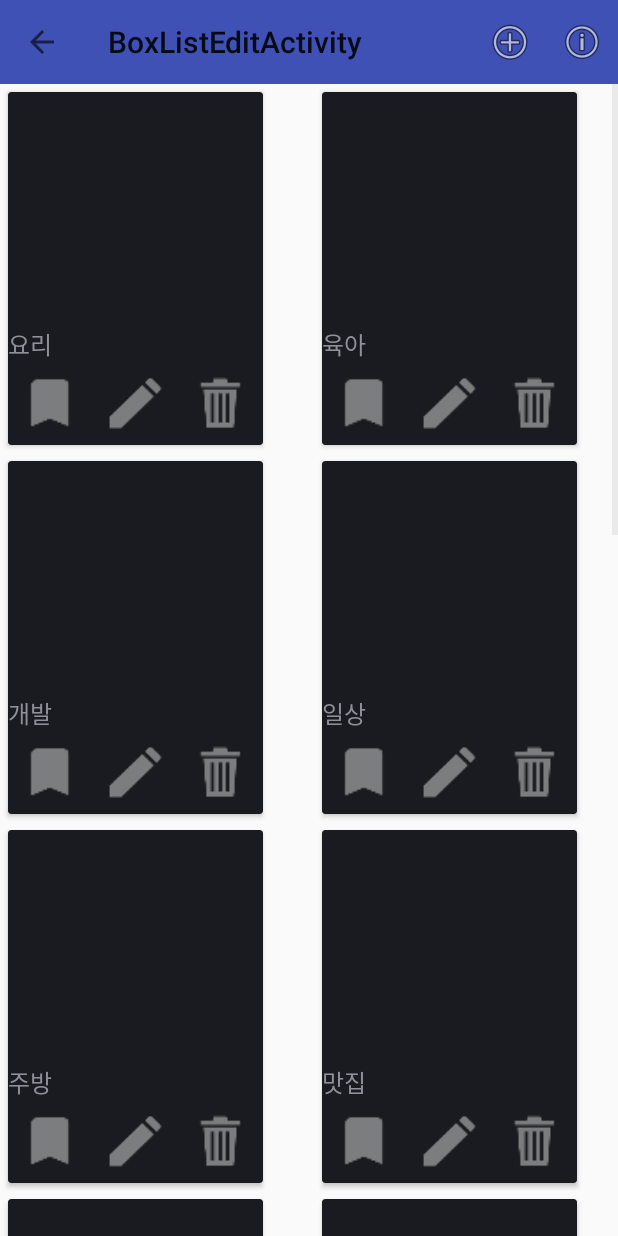
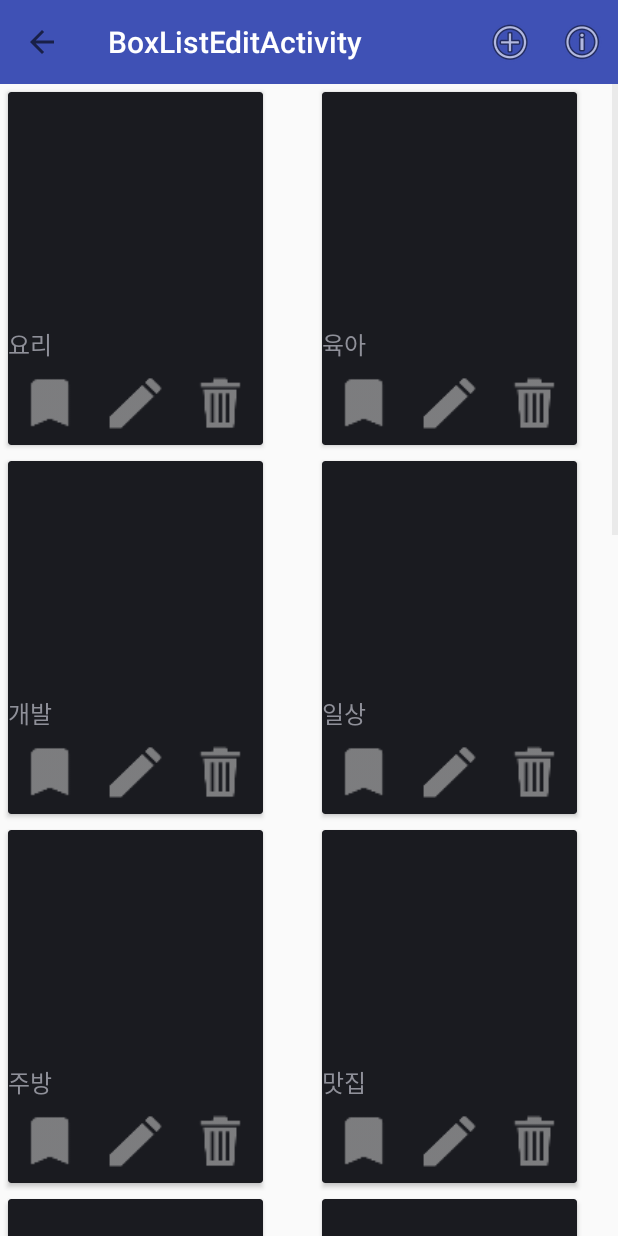
Before and after one commit to Ailrun/LINKBOX, an Android app: the BoxListEditActivity screen opened directly, with no data from a screen before it, on a phone screen of 412 x 824 dp. Run offline under Robolectric (Android 15) with nearby library versions, the phone set to English and light mode, and no system bars; libraries missing offline, so code that uses them is left out: com.facebook.

Commit message:
tool_bar_layout#2

```diff
--- a/app/src/main/java/org/sopt/linkbox/activity/accountPage/LoginActivity.java
+++ b/app/src/main/java/org/sopt/linkbox/activity/accountPage/LoginActivity.java
@@ -1,6 +1,7 @@
 package org.sopt.linkbox.activity.accountPage;
 
 import android.content.Intent;
+import android.graphics.Color;
 import android.graphics.Typeface;
 import android.os.Bundle;
 import android.support.v7.app.AppCompatActivity;
@@ -41,10 +42,12 @@ public class LoginActivity extends AppCompatActivity {
 
     private void initView()  {
         tToolbar = (Toolbar) findViewById(R.id.T_toolbar_login);
+        tToolbar.setTitleTextColor(Color.WHITE);
         setSupportActionBar(tToolbar);
         if (getSupportActionBar() != null) {
             getSupportActionBar().setDisplayHomeAsUpEnabled(true);
         }
+
         etEmail = (EditText) findViewById(R.id.ET_email_login);
         etPass = (EditText) findViewById(R.id.ET_password_login);
         bLogin = (Button) findViewById(R.id.B_login_login);
--- a/app/src/main/java/org/sopt/linkbox/activity/accountPage/SignupActivity.java
+++ b/app/src/main/java/org/sopt/linkbox/activity/accountPage/SignupActivity.java
@@ -1,6 +1,7 @@
 package org.sopt.linkbox.activity.accountPage;
 
 import android.content.Intent;
+import android.graphics.Color;
 import android.graphics.Typeface;
 import android.os.Bundle;
 import android.support.v7.app.AppCompatActivity;
@@ -38,6 +39,7 @@ public class SignupActivity extends AppCompatActivity {
 
     private void initView() {
         tToolbar = (Toolbar) findViewById(R.id.T_toolbar_signup);
+        tToolbar.setTitleTextColor(Color.WHITE);
         setSupportActionBar(tToolbar);
         if (getSupportActionBar() != null) {
             getSupportActionBar().setDisplayHomeAsUpEnabled(true);
--- a/app/src/main/java/org/sopt/linkbox/activity/helpPage/HelpActivity.java
+++ b/app/src/main/java/org/sopt/linkbox/activity/helpPage/HelpActivity.java
@@ -1,6 +1,7 @@
 package org.sopt.linkbox.activity.helpPage;
 
 import android.content.Intent;
+import android.graphics.Color;
 import android.graphics.Typeface;
 import android.net.Uri;
 import android.os.Bundle;
@@ -37,6 +38,7 @@ public class HelpActivity extends AppCompatActivity {
         setContentView(R.layout.activity_help_main);
 
         tToolbar = (Toolbar) findViewById(R.id.T_toolbar_link_box);
+        tToolbar.setTitleTextColor(Color.WHITE);
         setSupportActionBar(tToolbar);
         if (getSupportActionBar() != null) {
             getSupportActionBar().setDisplayHomeAsUpEnabled(true);
--- a/app/src/main/java/org/sopt/linkbox/activity/mainPage/boxListPage/BoxListEditActivity.java
+++ b/app/src/main/java/org/sopt/linkbox/activity/mainPage/boxListPage/BoxListEditActivity.java
@@ -1,6 +1,7 @@
 package org.sopt.linkbox.activity.mainPage.boxListPage;
 
 import android.content.Intent;
+import android.graphics.Color;
 import android.os.Bundle;
 import android.support.v7.app.AppCompatActivity;
 import android.support.v7.widget.Toolbar;
@@ -54,6 +55,7 @@ public class BoxListEditActivity extends AppCompatActivity {
 
     private void initView() {
         tToolbar = (Toolbar) findViewById(R.id.T_toolbar_edit_box);  // TODO : REVIVE THIS PART AFTER FINISHING THE REST
+        tToolbar.setTitleTextColor(Color.WHITE);
         setSupportActionBar(tToolbar);
         if (getSupportActionBar() != null) {
             getSupportActionBar().setDisplayHomeAsUpEnabled(true);
--- a/app/src/main/java/org/sopt/linkbox/activity/mainPage/boxListPage/InvitedBoxActivity.java
+++ b/app/src/main/java/org/sopt/linkbox/activity/mainPage/boxListPage/InvitedBoxActivity.java
@@ -2,6 +2,7 @@ package org.sopt.linkbox.activity.mainPage.boxListPage;
 
 import android.animation.Animator;
 import android.animation.ValueAnimator;
+import android.graphics.Color;
 import android.os.Bundle;
 import android.support.v7.app.AppCompatActivity;
 import android.support.v7.widget.Toolbar;
@@ -37,6 +38,7 @@ public class InvitedBoxActivity extends AppCompatActivity {
 
     private void initView() {
         tToolbar = (Toolbar) findViewById(R.id.T_toolbar_editor_list);  // TODO : REVIVE THIS PART AFTER FINISHING THE REST
+        tToolbar.setTitleTextColor(Color.WHITE);
         setSupportActionBar(tToolbar);
         if (getSupportActionBar() != null) {
             getSupportActionBar().setDisplayHomeAsUpEnabled(true);
--- a/app/src/main/java/org/sopt/linkbox/activity/mainPage/editorPage/BoxEditorAdd.java
+++ b/app/src/main/java/org/sopt/linkbox/activity/mainPage/editorPage/BoxEditorAdd.java
@@ -2,6 +2,7 @@ package org.sopt.linkbox.activity.mainPage.editorPage;
 
 import android.content.Intent;
 import android.content.SharedPreferences;
+import android.graphics.Color;
 import android.os.Bundle;
 import android.support.v7.app.AppCompatActivity;
 import android.support.v7.widget.Toolbar;
@@ -72,6 +73,7 @@ public class BoxEditorAdd extends AppCompatActivity {
     }
     private void initView() {
         tToolbar = (Toolbar) findViewById(R.id.T_toolbar_editor_add);
+        tToolbar.setTitleTextColor(Color.WHITE);
         setSupportActionBar(tToolbar);
         if (getSupportActionBar() != null) {
             getSupportActionBar().setDisplayHomeAsUpEnabled(true);
--- a/app/src/main/java/org/sopt/linkbox/activity/mainPage/editorPage/BoxEditorList.java
+++ b/app/src/main/java/org/sopt/linkbox/activity/mainPage/editorPage/BoxEditorList.java
@@ -2,6 +2,7 @@ package org.sopt.linkbox.activity.mainPage.editorPage;
 
 import android.content.Intent;
 import android.content.SharedPreferences;
+import android.graphics.Color;
 import android.os.Bundle;
 import android.support.v7.app.AppCompatActivity;
 import android.support.v7.widget.Toolbar;
@@ -73,6 +74,7 @@ public class BoxEditorList extends AppCompatActivity {
     }
     private void initView() {
         tToolbar = (Toolbar) findViewById(R.id.T_toolbar_editor_list);
+        tToolbar.setTitleTextColor(Color.WHITE);
         setSupportActionBar(tToolbar);
         if (getSupportActionBar() != null) {
             getSupportActionBar().setDisplayHomeAsUpEnabled(true);
--- a/app/src/main/java/org/sopt/linkbox/activity/settingPage/UserSettingActivity.java
+++ b/app/src/main/java/org/sopt/linkbox/activity/settingPage/UserSettingActivity.java
@@ -2,6 +2,7 @@ package org.sopt.linkbox.activity.settingPage;
 
 import android.content.Intent;
 import android.content.SharedPreferences;
+import android.graphics.Color;
 import android.os.Bundle;
 import android.support.v7.app.AppCompatActivity;
 import android.support.v7.widget.Toolbar;
@@ -58,6 +59,7 @@ public class UserSettingActivity extends AppCompatActivity {
         speUserSettings = spUserSettings.edit();
 
         tToolbar = (Toolbar) findViewById(R.id.T_toolbar_settings);
+        tToolbar.setTitleTextColor(Color.WHITE);
         setSupportActionBar(tToolbar);
         if (getSupportActionBar() != null) {
             getSupportActionBar().setDisplayHomeAsUpEnabled(true);
--- a/app/src/main/res/layout-land/layout_toolbar.xml
+++ b/app/src/main/res/layout-land/layout_toolbar.xml
@@ -6,5 +6,6 @@
     android:paddingEnd="15dp"
     android:gravity="center_vertical"
     android:theme="@style/Theme.CustomTheme"
+    style="@style/toolbar_style"
     >
 </android.support.v7.widget.Toolbar>
--- a/app/src/main/res/layout/activity_login.xml
+++ b/app/src/main/res/layout/activity_login.xml
@@ -5,13 +5,15 @@
     android:layout_height="match_parent"
     android:orientation="vertical"
     tools:context="org.sopt.linkbox.activity.accountPage.LoginActivity"
-    android:background="@color/indigo500">
+    >
     <include
         android:id="@+id/T_toolbar_login"
         layout="@layout/layout_toolbar"/>
     <RelativeLayout
         android:layout_width="match_parent"
-        android:layout_height="match_parent">
+        android:layout_height="match_parent"
+        android:background="@color/indigo500"
+        >
         <ImageView
             android:layout_width="match_parent"
             android:layout_height="match_parent"
--- a/app/src/main/res/values-v21/theme.xml
+++ b/app/src/main/res/values-v21/theme.xml
@@ -2,16 +2,13 @@
 <resources>
 
     <style name="Theme.CustomTheme" parent="Theme.AppCompat.Light.NoActionBar">
-        <item name="colorPrimary">@color/indigo500</item>
         <item name="colorPrimaryDark">@color/indigo500</item>
         <item name="android:actionBarStyle">@style/MyActionBar</item>
-        <item name="colorAccent">@color/indigo500</item>
         <item name="android:textColorPrimary">@color/real_white</item>
     </style>
 
 
     <style name="MyActionBar" parent="Theme.AppCompat.Light.NoActionBar">
-        <item name="android:colorBackground">@color/indigo500</item>
 
 
     </style>
--- a/app/src/main/res/values/styles.xml
+++ b/app/src/main/res/values/styles.xml
@@ -19,7 +19,6 @@
         <item name="android:gravity">center_vertical</item>
         <item name="android:paddingEnd">15dp</item>
         <item name="android:minHeight">56dp</item>
-
     </style>
-
+\
 </resources>
```
Also changed, not shown: app/src/main/res/layout/activity_link_box.xml (+2 -6 lines), 2 other files.
